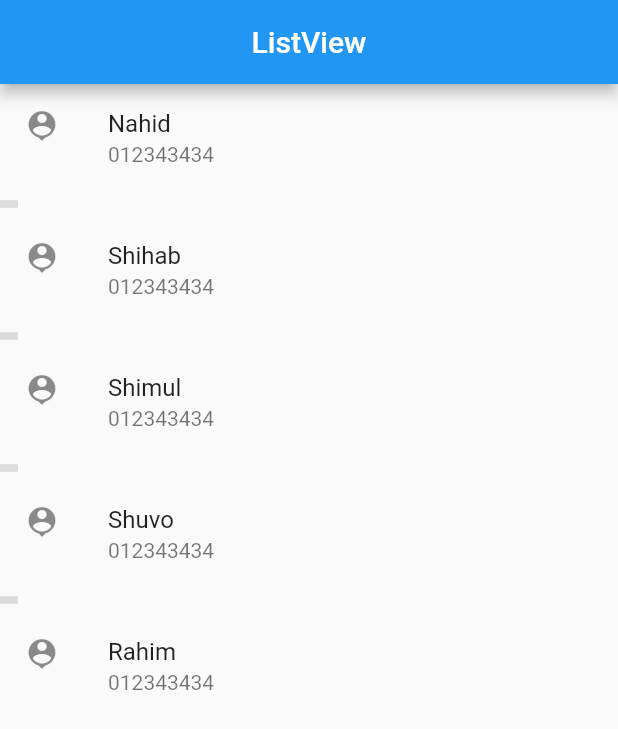
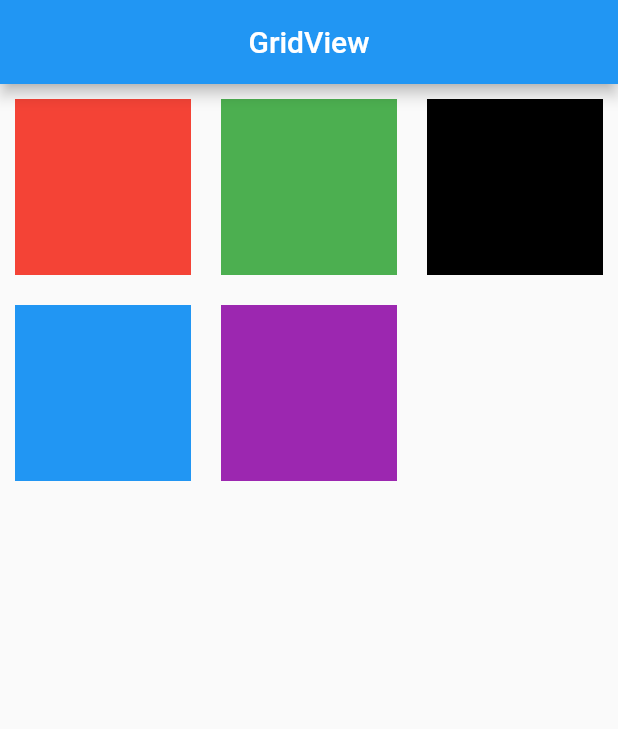
Before and after one commit to Nahid-web/flutter_ostad, a Flutter app: the screen it shows after launch, on a phone screen of 412 x 824 dp. Shown: the top 729 px of the screen. Run offline on Flutter 3.47's test engine with Material 2 defaults, Android fonts, the light colour scheme and no system bars.

Commit message:
GridView

```diff
--- a/lib/main.dart
+++ b/lib/main.dart
@@ -9,30 +9,49 @@ class MyApp extends StatelessWidget{
 
   @override
   Widget build(BuildContext context) {
-    final List nameArray = [
-      'Nahid','Shihab','Shimul','Shuvo','Rahim',
+    final List colorArray = [
+      Colors.red,
+      Colors.green,
+      Colors.black,
+      Colors.blue,
+      Colors.purple,
     ];
     return MaterialApp(
       home: Scaffold(
         appBar: AppBar(
-          title: Text('ListView'),
+          title: Text('GridView'),
           centerTitle: true,
         ),
-        body: ListView.separated(
-          itemCount: nameArray.length,
-          itemBuilder: (context, index) {
-            return ListTile(
-              leading: Icon(Icons.person_pin),
-              title: Text(nameArray[index]),
-              subtitle: Text('012343434'),
-            );
-          },
-          separatorBuilder: (context, index) {
-            return Divider(
-              endIndent: 400,
-              thickness: 5,
-            );
-          },
+        body: GridView(
+          padding: EdgeInsets.all(10),
+          gridDelegate: SliverGridDelegateWithFixedCrossAxisCount(
+            crossAxisCount: 3,
+            crossAxisSpacing: 20,
+            mainAxisSpacing: 20,
+          ),
+          children: [
+            Container(
+              height: 100,
+              width: 100,
+              color: colorArray[0] ,
+            ),Container(
+              height: 100,
+              width: 100,
+              color: colorArray[1] ,
+            ),Container(
+              height: 100,
+              width: 100,
+              color: colorArray[2] ,
+            ),Container(
+              height: 100,
+              width: 100,
+              color: colorArray[3] ,
+            ),Container(
+              height: 100,
+              width: 100,
+              color: colorArray[4] ,
+            ),
+          ],
         ),
       ),
     );
```
